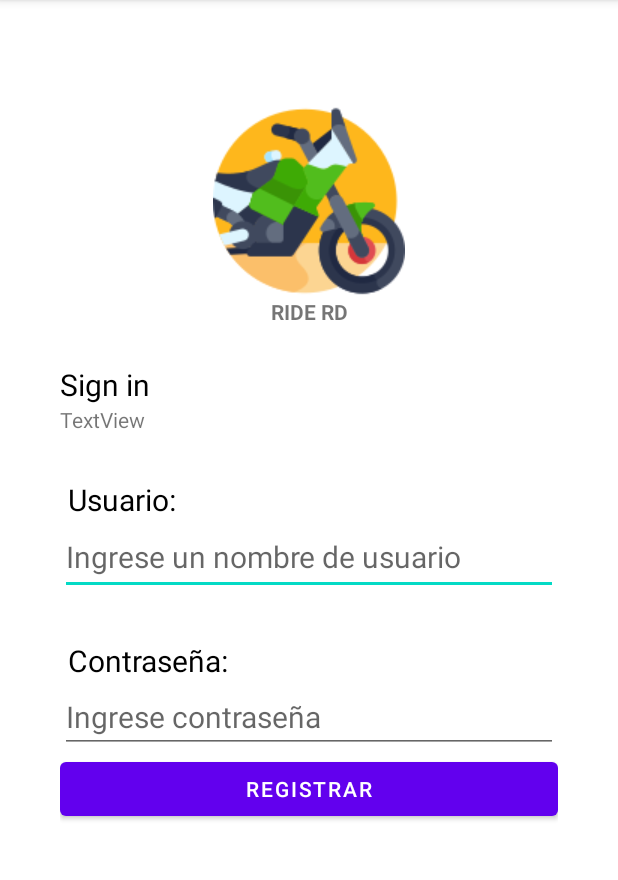
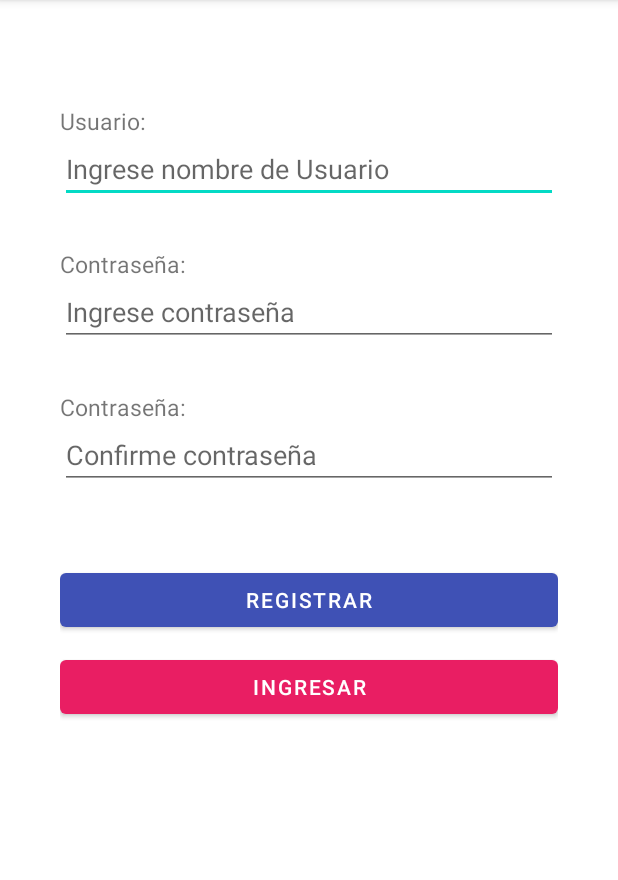
Before and after one commit to MartinMNapan/AppWebProjectDAMv1, an Android app: the screen it shows after launch (MainActivity), on a phone screen of 412 x 824 dp, the part 84-964 px from its top. Run offline under Robolectric (Android 15) with nearby library versions, the phone set to English and light mode, and no system bars.

Commit message:
Agregando BDRide, y panel de registro de usuario

```diff
--- a/app/src/main/AndroidManifest.xml
+++ b/app/src/main/AndroidManifest.xml
@@ -13,13 +13,8 @@
             android:name=".MenuLateralActivity"
             android:label="@string/title_activity_menu_lateral"
             android:theme="@style/Theme.AppWebProjectDAMv1.NoActionBar">
-            <intent-filter>
-            <action android:name="android.intent.action.MAIN" />
 
-            <category android:name="android.intent.category.LAUNCHER" />
-        </intent-filter>
         </activity>
-
         <activity android:name=".MainActivity">
             <intent-filter>
                 <action android:name="android.intent.action.MAIN" />
--- a/app/src/main/java/pe/idat/edu/project/appwebprojectdamv1/MainActivity.java
+++ b/app/src/main/java/pe/idat/edu/project/appwebprojectdamv1/MainActivity.java
@@ -3,8 +3,15 @@ package pe.idat.edu.project.appwebprojectdamv1;
 import androidx.appcompat.app.AppCompatActivity;
 
 import android.os.Bundle;
+import android.view.View;
+import android.widget.Button;
+import android.widget.EditText;
 
 public class MainActivity extends AppCompatActivity {
+    //
+    EditText user, pass, repass;
+    Button btning, btnreg;
+
 
     @Override
     protected void onCreate(Bundle savedInstanceState) {
@@ -12,6 +19,27 @@ public class MainActivity extends AppCompatActivity {
         setContentView(R.layout.activity_main);
 
         //Ingresar los parametros
+        user = (EditText)findViewById(R.id.txtUsuario);
+        pass = (EditText)findViewById(R.id.txtContraseña);
+        repass = (EditText)findViewById(R.id.txtRContraseña);
+        btning = (Button)findViewById(R.id.btnIngresar);
+        btnreg = (Button)findViewById(R.id.btnRegistrar);
+
+        btnreg.setOnClickListener(new View.OnClickListener() {
+            @Override
+            public void onClick(View v) {
+
+            }
+        });
+
+        btning.setOnClickListener(new View.OnClickListener() {
+            @Override
+            public void onClick(View v) {
+
+            }
+        });
+
+
 
     }
 
--- a/app/src/main/res/layout/activity_main.xml
+++ b/app/src/main/res/layout/activity_main.xml
@@ -1,86 +1,74 @@
 <?xml version="1.0" encoding="utf-8"?>
-<LinearLayout xmlns:android="http://schemas.android.com/apk/res/android"
+<RelativeLayout xmlns:android="http://schemas.android.com/apk/res/android"
     xmlns:app="http://schemas.android.com/apk/res-auto"
     xmlns:tools="http://schemas.android.com/tools"
     android:layout_width="match_parent"
     android:layout_height="match_parent"
-    android:orientation="vertical"
     android:padding="40dp"
     tools:context=".MainActivity">
-
-    <ImageView
-        android:id="@+id/imageView4"
-        android:layout_width="match_parent"
-        android:layout_height="wrap_content"
-        android:paddingTop="30dp"
-        app:srcCompat="@drawable/motocross" />
-
-    <TextView
-        android:id="@+id/textView2"
-        android:layout_width="match_parent"
-        android:layout_height="wrap_content"
-        android:gravity="center"
-        android:text="RIDE RD"
-        android:textStyle="bold" />
 
     <TextView
         android:layout_width="match_parent"
         android:layout_height="wrap_content"
-        android:paddingTop="25dp"
-        android:text="Sign in"
-        android:textColor="@color/black"
-        android:textSize="20dp"
-        app:layout_constraintBottom_toBottomOf="parent"
-        app:layout_constraintLeft_toLeftOf="parent"
-        app:layout_constraintRight_toRightOf="parent"
-        app:layout_constraintTop_toTopOf="parent" />
+        android:text="Usuario:"
+        android:textSize="15dp"
+        android:layout_marginTop="30dp"/>
+
+    <EditText
+        android:layout_width="match_parent"
+        android:layout_height="wrap_content"
+        android:id="@+id/txtUsuario"
+        android:hint="Ingrese nombre de Usuario"
+        android:layout_marginTop="50dp"/>
 
     <TextView
-        android:id="@+id/textView3"
         android:layout_width="match_parent"
         android:layout_height="wrap_content"
-        android:text="TextView" />
+        android:text="Contraseña:"
+        android:textSize="15dp"
+        android:layout_below="@id/txtUsuario"
+        android:layout_marginTop="30dp"/>
+
+    <EditText
+        android:layout_width="match_parent"
+        android:layout_height="wrap_content"
+        android:id="@+id/txtContraseña"
+        android:hint="Ingrese contraseña"
+        android:layout_marginTop="50dp"
+        android:layout_below="@id/txtUsuario"/>
 
     <TextView
-        android:id="@+id/textView4"
-        android:layout_width="wrap_content"
+        android:layout_width="match_parent"
         android:layout_height="wrap_content"
-        android:paddingLeft="5dp"
-        android:paddingTop="30dp"
-        android:text="Usuario:"
-        android:textColor="@color/black"
-        android:textSize="20dp" />
+        android:text="Contraseña:"
+        android:textSize="15dp"
+        android:layout_below="@id/txtContraseña"
+        android:layout_marginTop="30dp"/>
 
     <EditText
-        android:id="@+id/usermane"
-        android:layout_width="match_parent"
-        android:layout_height="50dp"
-        android:hint="Ingrese un nombre de usuario"
-        android:textSize="20dp" />
-
-    <TextView
-        android:id="@+id/textView5"
-        android:layout_width="wrap_content"
-        android:layout_height="wrap_content"
-        android:paddingLeft="5dp"
-        android:paddingTop="30dp"
-        android:text="Contraseña:"
-        android:textColor="@color/black"
-        android:textSize="20dp" />
-
-    <EditText
-        android:id="@+id/editTextTextPassword"
         android:layout_width="match_parent"
         android:layout_height="wrap_content"
-        android:ems="10"
-        android:hint="Ingrese contraseña"
-        android:inputType="textPassword"
-        android:textSize="20dp" />
+        android:id="@+id/txtRContraseña"
+        android:hint="Confirme contraseña"
+        android:layout_marginTop="50dp"
+        android:layout_below="@id/txtContraseña"/>
 
     <Button
-        android:id="@+id/button"
+        android:id="@+id/btnRegistrar"
         android:layout_width="match_parent"
         android:layout_height="wrap_content"
-        android:text="REGISTRAR" />
+        android:layout_below="@id/txtRContraseña"
+        android:layout_marginTop="50dp"
+        android:text="Registrar"
+        app:backgroundTint="#3F51B5" />
 
-</LinearLayout>
+    <Button
+        android:id="@+id/btnIngresar"
+        android:layout_width="match_parent"
+        android:layout_height="wrap_content"
+        android:layout_below="@id/btnRegistrar"
+        android:layout_marginTop="10dp"
+        android:text="Ingresar"
+        app:backgroundTint="#E91E63" />
+
+</RelativeLayout>
```
